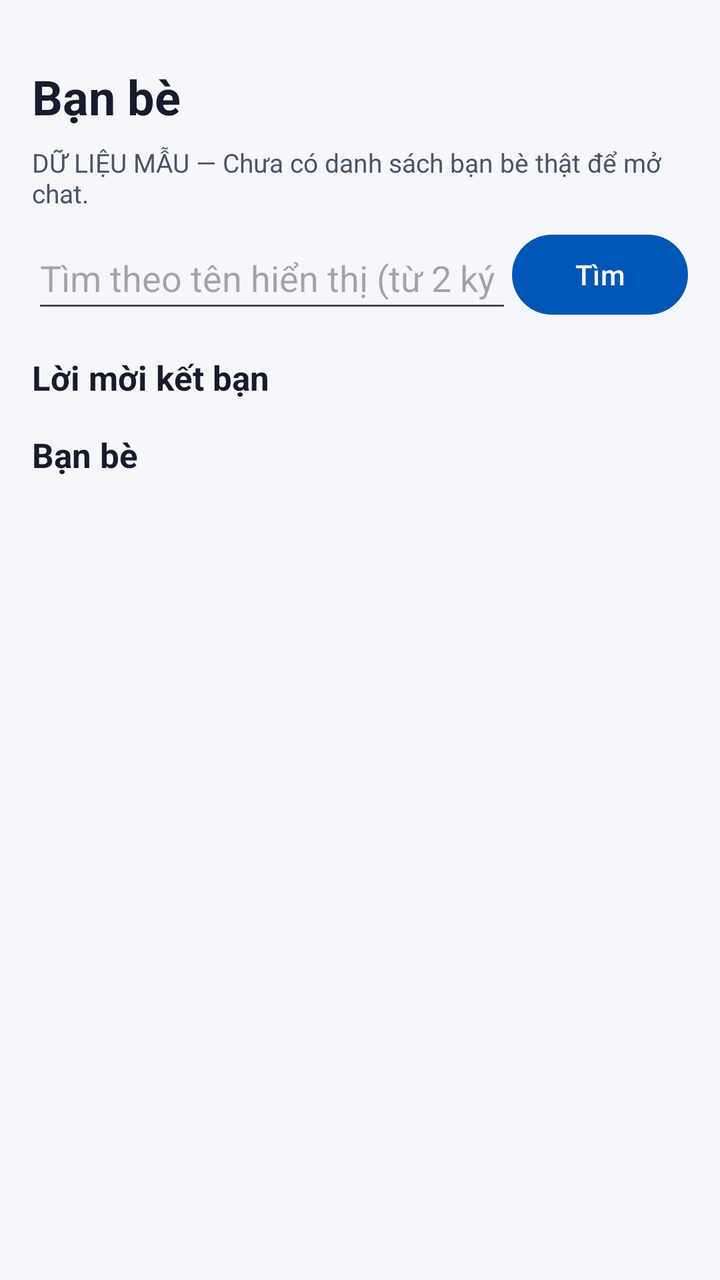
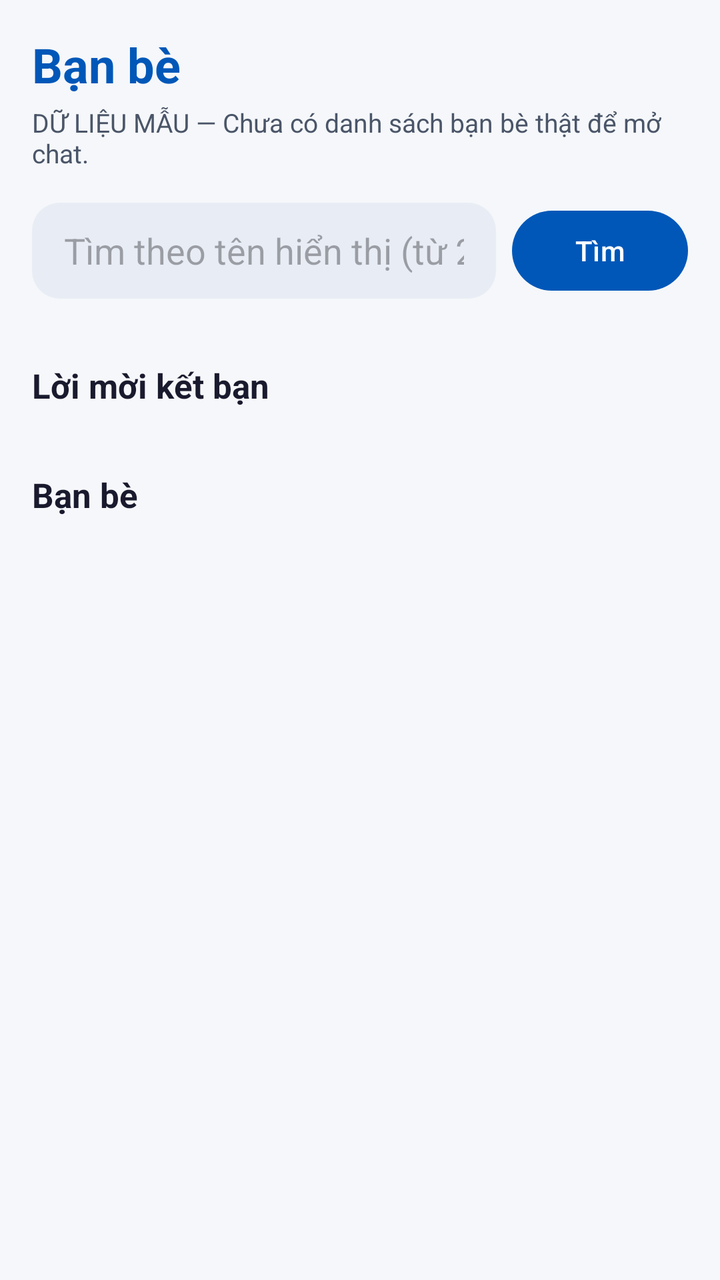

An Android layout rendered at two revisions. The XML below is the earlier revision; the diff shows what the commit changed to produce the second picture.
<!-- AndroidManifest.xml: application theme Theme.UTEChat -->
<!-- res/layout/fragment_friends.xml -->
<?xml version="1.0" encoding="utf-8"?>
<ScrollView xmlns:android="http://schemas.android.com/apk/res/android" android:layout_width="match_parent" android:layout_height="match_parent" android:background="@color/utechat_background" android:fillViewport="true">
  <LinearLayout android:layout_width="match_parent" android:layout_height="wrap_content" android:orientation="vertical" android:padding="@dimen/list_item_padding_h">
    <TextView android:layout_width="match_parent" android:layout_height="wrap_content" android:paddingTop="@dimen/space_md" android:text="@string/friends_title" android:textColor="@color/utechat_on_surface" android:textSize="@dimen/text_xxl" android:textStyle="bold" />
    <TextView android:id="@+id/tv_friends_source" android:layout_width="match_parent" android:layout_height="wrap_content" android:paddingVertical="@dimen/space_sm" android:text="@string/friends_mock_notice" android:textColor="@color/utechat_on_surface_variant" android:textSize="@dimen/text_sm" />
    <LinearLayout android:layout_width="match_parent" android:layout_height="wrap_content" android:orientation="horizontal" android:gravity="center_vertical">
      <EditText android:id="@+id/et_friend_search" android:layout_width="0dp" android:layout_height="@dimen/touch_target_min" android:layout_weight="1" android:hint="@string/friends_search_hint" android:inputType="textPersonName" android:singleLine="true" android:importantForAutofill="no" />
      <com.google.android.material.button.MaterialButton android:id="@+id/btn_friend_search" android:layout_width="wrap_content" android:layout_height="@dimen/touch_target_min" android:contentDescription="@string/friends_search_button" android:text="@string/friends_search_button" />
    </LinearLayout>
    <ProgressBar android:id="@+id/progress_friends" android:layout_width="wrap_content" android:layout_height="wrap_content" android:layout_gravity="center_horizontal" android:visibility="gone" />
    <TextView android:id="@+id/tv_friends_error" android:layout_width="match_parent" android:layout_height="wrap_content" android:textColor="@color/utechat_error" android:visibility="gone" />
    <LinearLayout android:id="@+id/layout_friend_results" android:layout_width="match_parent" android:layout_height="wrap_content" android:orientation="vertical" />
    <TextView android:layout_width="match_parent" android:layout_height="wrap_content" android:layout_marginTop="@dimen/space_md" android:text="@string/friend_requests_title" android:textColor="@color/utechat_on_surface" android:textSize="@dimen/text_lg" android:textStyle="bold" />
    <LinearLayout android:id="@+id/layout_friend_requests" android:layout_width="match_parent" android:layout_height="wrap_content" android:orientation="vertical" />
    <TextView android:layout_width="match_parent" android:layout_height="wrap_content" android:layout_marginTop="@dimen/space_md" android:text="@string/friends_title" android:textColor="@color/utechat_on_surface" android:textSize="@dimen/text_lg" android:textStyle="bold" />
    <androidx.recyclerview.widget.RecyclerView android:id="@+id/rv_friends" android:layout_width="match_parent" android:layout_height="wrap_content" android:nestedScrollingEnabled="false" android:clipToPadding="false" android:paddingBottom="@dimen/space_md" />
    <TextView android:id="@+id/empty_state" android:layout_width="match_parent" android:layout_height="wrap_content" android:gravity="center" android:padding="@dimen/space_lg" android:text="@string/empty_friends_message" android:textColor="@color/utechat_on_surface_variant" android:visibility="gone" />
  </LinearLayout>
</ScrollView>
<!-- resources referenced by this layout -->
<resources>
  <color name="utechat_background">#FFF5F7FA</color>
  <color name="utechat_error">#FFDC2626</color>
  <color name="utechat_on_surface">#FF1A1A2E</color>
  <color name="utechat_on_surface_variant">#FF4A5568</color>
  <dimen name="list_item_padding_h">16dp</dimen>
  <dimen name="space_lg">24dp</dimen>
  <dimen name="space_md">16dp</dimen>
  <dimen name="space_sm">8dp</dimen>
  <dimen name="text_lg">17sp</dimen>
  <dimen name="text_sm">13sp</dimen>
  <dimen name="text_xxl">24sp</dimen>
  <dimen name="touch_target_min">48dp</dimen>
  <string name="empty_friends_message">Tìm kiếm và thêm bạn bè để bắt đầu trò chuyện</string>
  <string name="friend_requests_title">Lời mời kết bạn</string>
  <string name="friends_mock_notice">DỮ LIỆU MẪU — Chưa có danh sách bạn bè thật để mở chat.</string>
  <string name="friends_search_button">Tìm</string>
  <string name="friends_search_hint">Tìm theo tên hiển thị (từ 2 ký tự)</string>
  <string name="friends_title">Bạn bè</string>
  <style name="Theme.UTEChat" parent="Base.Theme.UTEChat" />
  <style name="Base.Theme.UTEChat" parent="Theme.Material3.DayNight.NoActionBar">
          
          <item name="colorPrimary">@color/utechat_primary</item>
          <item name="colorPrimaryDark">@color/utechat_primary_dark</item>
          <item name="colorPrimaryVariant">@color/utechat_primary_dark</item>
          <item name="colorOnPrimary">@color/utechat_on_primary</item>
  
          
          <item name="colorSecondary">@color/utechat_secondary</item>
          <item name="colorOnSecondary">@color/utechat_on_secondary</item>
  
          
          <item name="android:colorBackground">@color/utechat_background</item>
          <item name="colorSurface">@color/utechat_surface</item>
          <item name="colorOnSurface">@color/utechat_on_surface</item>
          <item name="colorSurfaceVariant">@color/utechat_surface_variant</item>
          <item name="colorOnSurfaceVariant">@color/utechat_on_surface_variant</item>
  
          
          <item name="colorError">@color/utechat_error</item>
      </style>
  <color name="utechat_primary">#FF0057B8</color>
  <color name="utechat_primary_dark">#FF003F87</color>
  <color name="utechat_on_primary">#FFFFFFFF</color>
  <color name="utechat_secondary">#FF00B4D8</color>
  <color name="utechat_on_secondary">#FFFFFFFF</color>
  <color name="utechat_surface">#FFFFFFFF</color>
  <color name="utechat_surface_variant">#FFE8EDF5</color>
</resources>

<!-- the commit's change to res/layout/fragment_friends.xml (unified diff, before → after) -->
@@ -1,19 +1,122 @@
 <?xml version="1.0" encoding="utf-8"?>
-<ScrollView xmlns:android="http://schemas.android.com/apk/res/android" android:layout_width="match_parent" android:layout_height="match_parent" android:background="@color/utechat_background" android:fillViewport="true">
-  <LinearLayout android:layout_width="match_parent" android:layout_height="wrap_content" android:orientation="vertical" android:padding="@dimen/list_item_padding_h">
-    <TextView android:layout_width="match_parent" android:layout_height="wrap_content" android:paddingTop="@dimen/space_md" android:text="@string/friends_title" android:textColor="@color/utechat_on_surface" android:textSize="@dimen/text_xxl" android:textStyle="bold" />
-    <TextView android:id="@+id/tv_friends_source" android:layout_width="match_parent" android:layout_height="wrap_content" android:paddingVertical="@dimen/space_sm" android:text="@string/friends_mock_notice" android:textColor="@color/utechat_on_surface_variant" android:textSize="@dimen/text_sm" />
-    <LinearLayout android:layout_width="match_parent" android:layout_height="wrap_content" android:orientation="horizontal" android:gravity="center_vertical">
-      <EditText android:id="@+id/et_friend_search" android:layout_width="0dp" android:layout_height="@dimen/touch_target_min" android:layout_weight="1" android:hint="@string/friends_search_hint" android:inputType="textPersonName" android:singleLine="true" android:importantForAutofill="no" />
-      <com.google.android.material.button.MaterialButton android:id="@+id/btn_friend_search" android:layout_width="wrap_content" android:layout_height="@dimen/touch_target_min" android:contentDescription="@string/friends_search_button" android:text="@string/friends_search_button" />
+<ScrollView xmlns:android="http://schemas.android.com/apk/res/android"
+    android:layout_width="match_parent"
+    android:layout_height="match_parent"
+    android:background="@color/utechat_background"
+    android:fillViewport="true">
+
+    <LinearLayout
+        android:layout_width="match_parent"
+        android:layout_height="wrap_content"
+        android:orientation="vertical"
+        android:paddingHorizontal="@dimen/list_item_padding_h"
+        android:paddingTop="@dimen/space_md"
+        android:paddingBottom="@dimen/space_xl">
+
+        <TextView
+            android:layout_width="match_parent"
+            android:layout_height="wrap_content"
+            android:text="@string/friends_title"
+            android:textColor="@color/utechat_primary"
+            android:textSize="@dimen/text_xxl"
+            android:textStyle="bold" />
+
+        <TextView
+            android:id="@+id/tv_friends_source"
+            android:layout_width="match_parent"
+            android:layout_height="wrap_content"
+            android:paddingTop="@dimen/space_xs"
+            android:paddingBottom="@dimen/space_sm"
+            android:text="@string/friends_mock_notice"
+            android:textColor="@color/utechat_on_surface_variant"
+            android:textSize="@dimen/text_sm" />
+
+        <LinearLayout
+            android:layout_width="match_parent"
+            android:layout_height="wrap_content"
+            android:layout_marginTop="@dimen/space_sm"
+            android:gravity="center_vertical"
+            android:orientation="horizontal">
+            <EditText
+                android:id="@+id/et_friend_search"
+                android:layout_width="0dp"
+                android:layout_height="@dimen/touch_target_min"
+                android:layout_weight="1"
+                android:background="@drawable/bg_search_field"
+                android:hint="@string/friends_search_hint"
+                android:inputType="textPersonName"
+                android:paddingHorizontal="@dimen/space_md"
+                android:singleLine="true"
+                android:importantForAutofill="no" />
+            <com.google.android.material.button.MaterialButton
+                android:id="@+id/btn_friend_search"
+                android:layout_width="wrap_content"
+                android:layout_height="@dimen/touch_target_min"
+                android:layout_marginStart="@dimen/space_sm"
+                android:contentDescription="@string/friends_search_button"
+                android:text="@string/friends_search_button" />
+        </LinearLayout>
+
+        <ProgressBar
+            android:id="@+id/progress_friends"
+            android:layout_width="wrap_content"
+            android:layout_height="wrap_content"
+            android:layout_gravity="center_horizontal"
+            android:visibility="gone" />
+        <TextView
+            android:id="@+id/tv_friends_error"
+            android:layout_width="match_parent"
+            android:layout_height="wrap_content"
+            android:paddingVertical="@dimen/space_sm"
+            android:textColor="@color/utechat_error"
+            android:visibility="gone" />
+        <LinearLayout
+            android:id="@+id/layout_friend_results"
+            android:layout_width="match_parent"
+            android:layout_height="wrap_content"
+            android:layout_marginTop="@dimen/space_sm"
+            android:orientation="vertical" />
+
+        <TextView
+            android:layout_width="match_parent"
+            android:layout_height="wrap_content"
+            android:layout_marginTop="@dimen/space_lg"
+            android:paddingBottom="@dimen/space_sm"
+            android:text="@string/friend_requests_title"
+            android:textColor="@color/utechat_on_surface"
+            android:textSize="@dimen/text_lg"
+            android:textStyle="bold" />
+        <LinearLayout
+            android:id="@+id/layout_friend_requests"
+            android:layout_width="match_parent"
+            android:layout_height="wrap_content"
+            android:orientation="vertical" />
+
+        <TextView
+            android:layout_width="match_parent"
+            android:layout_height="wrap_content"
+            android:layout_marginTop="@dimen/space_lg"
+            android:paddingBottom="@dimen/space_sm"
+            android:text="@string/friends_title"
+            android:textColor="@color/utechat_on_surface"
+            android:textSize="@dimen/text_lg"
+            android:textStyle="bold" />
+        <androidx.recyclerview.widget.RecyclerView
+            android:id="@+id/rv_friends"
+            android:layout_width="match_parent"
+            android:layout_height="wrap_content"
+            android:clipToPadding="false"
+            android:nestedScrollingEnabled="false"
+            android:paddingBottom="@dimen/space_md" />
+        <TextView
+            android:id="@+id/empty_state"
+            android:layout_width="match_parent"
+            android:layout_height="wrap_content"
+            android:background="@drawable/bg_list_item"
+            android:gravity="center"
+            android:padding="@dimen/space_lg"
+            android:text="@string/empty_friends_message"
+            android:textColor="@color/utechat_on_surface_variant"
+            android:visibility="gone" />
     </LinearLayout>
-    <ProgressBar android:id="@+id/progress_friends" android:layout_width="wrap_content" android:layout_height="wrap_content" android:layout_gravity="center_horizontal" android:visibility="gone" />
-    <TextView android:id="@+id/tv_friends_error" android:layout_width="match_parent" android:layout_height="wrap_content" android:textColor="@color/utechat_error" android:visibility="gone" />
-    <LinearLayout android:id="@+id/layout_friend_results" android:layout_width="match_parent" android:layout_height="wrap_content" android:orientation="vertical" />
-    <TextView android:layout_width="match_parent" android:layout_height="wrap_content" android:layout_marginTop="@dimen/space_md" android:text="@string/friend_requests_title" android:textColor="@color/utechat_on_surface" android:textSize="@dimen/text_lg" android:textStyle="bold" />
-    <LinearLayout android:id="@+id/layout_friend_requests" android:layout_width="match_parent" android:layout_height="wrap_content" android:orientation="vertical" />
-    <TextView android:layout_width="match_parent" android:layout_height="wrap_content" android:layout_marginTop="@dimen/space_md" android:text="@string/friends_title" android:textColor="@color/utechat_on_surface" android:textSize="@dimen/text_lg" android:textStyle="bold" />
-    <androidx.recyclerview.widget.RecyclerView android:id="@+id/rv_friends" android:layout_width="match_parent" android:layout_height="wrap_content" android:nestedScrollingEnabled="false" android:clipToPadding="false" android:paddingBottom="@dimen/space_md" />
-    <TextView android:id="@+id/empty_state" android:layout_width="match_parent" android:layout_height="wrap_content" android:gravity="center" android:padding="@dimen/space_lg" android:text="@string/empty_friends_message" android:textColor="@color/utechat_on_surface_variant" android:visibility="gone" />
-  </LinearLayout>
 </ScrollView>
<!-- resource entries referenced after the edit -->
@@ -8,10 +8,24 @@
   <dimen name="space_lg">24dp</dimen>
   <dimen name="space_md">16dp</dimen>
   <dimen name="space_sm">8dp</dimen>
+  <dimen name="space_xl">32dp</dimen>
+  <dimen name="space_xs">4dp</dimen>
   <dimen name="text_lg">17sp</dimen>
   <dimen name="text_sm">13sp</dimen>
   <dimen name="text_xxl">24sp</dimen>
   <dimen name="touch_target_min">48dp</dimen>
+  <!-- drawable bg_list_item (drawable) -->
+  <?xml version="1.0" encoding="utf-8"?>
+  <shape xmlns:android="http://schemas.android.com/apk/res/android" android:shape="rectangle">
+      <solid android:color="@color/utechat_surface" />
+      <corners android:radius="@dimen/list_card_radius" />
+  </shape>
+  <!-- drawable bg_search_field (drawable) -->
+  <?xml version="1.0" encoding="utf-8"?>
+  <shape xmlns:android="http://schemas.android.com/apk/res/android" android:shape="rectangle">
+      <solid android:color="@color/utechat_surface_variant" />
+      <corners android:radius="@dimen/list_card_radius" />
+  </shape>
   <string name="empty_friends_message">Tìm kiếm và thêm bạn bè để bắt đầu trò chuyện</string>
   <string name="friend_requests_title">Lời mời kết bạn</string>
   <string name="friends_mock_notice">DỮ LIỆU MẪU — Chưa có danh sách bạn bè thật để mở chat.</string>
@@ -46,6 +60,7 @@
   <color name="utechat_secondary">#FF00B4D8</color>
   <color name="utechat_on_secondary">#FFFFFFFF</color>
   <color name="utechat_surface">#FFFFFFFF</color>
+  <dimen name="list_card_radius">14dp</dimen>
   <color name="utechat_surface_variant">#FFE8EDF5</color>
 </resources>
 
